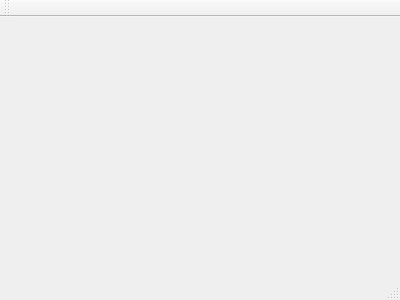
lemonchann/Qt-learn, file Qt5_cpp_learn/listwidgets/mainwindow.ui: the form before one commit.
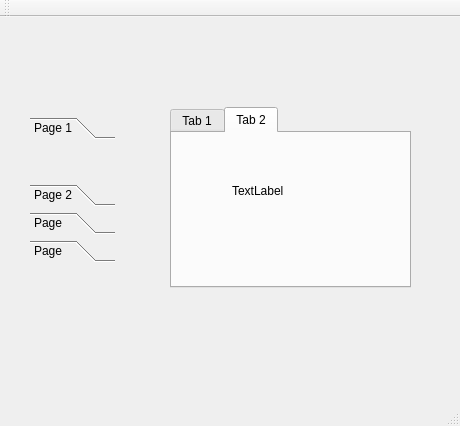
The form after the commit. The open tabs and pages were chosen to show the change.

```diff
--- a/Qt5_cpp_learn/listwidgets/mainwindow.ui
+++ b/Qt5_cpp_learn/listwidgets/mainwindow.ui
@@ -1,24 +1,125 @@
 <ui version="4.0">
  <class>MainWindow</class>
- <widget class="QMainWindow" name="MainWindow" >
-  <property name="geometry" >
+ <widget class="QMainWindow" name="MainWindow">
+  <property name="geometry">
    <rect>
     <x>0</x>
     <y>0</y>
-    <width>400</width>
-    <height>300</height>
+    <width>460</width>
+    <height>426</height>
    </rect>
   </property>
   <property name="windowTitle" >
    <string>MainWindow</string>
   </property>
-  <widget class="QMenuBar" name="menuBar" />
-  <widget class="QToolBar" name="mainToolBar" />
-  <widget class="QWidget" name="centralWidget" />
-  <widget class="QStatusBar" name="statusBar" />
+  <widget class="QWidget" name="centralWidget">
+   <widget class="QToolBox" name="toolBox">
+    <property name="geometry">
+     <rect>
+      <x>30</x>
+      <y>100</y>
+      <width>85</width>
+      <height>145</height>
+     </rect>
+    </property>
+    <property name="currentIndex">
+     <number>3</number>
+    </property>
+    <widget class="QWidget" name="page">
+     <property name="geometry">
+      <rect>
+       <x>0</x>
+       <y>0</y>
+       <width>85</width>
+       <height>25</height>
+      </rect>
+     </property>
+     <attribute name="label">
+      <string>Page 1</string>
+     </attribute>
+    </widget>
+    <widget class="QWidget" name="page_2">
+     <property name="geometry">
+      <rect>
+       <x>0</x>
+       <y>0</y>
+       <width>85</width>
+       <height>25</height>
+      </rect>
+     </property>
+     <attribute name="label">
+      <string>Page 2</string>
+     </attribute>
+    </widget>
+    <widget class="QWidget" name="page_3">
+     <attribute name="label">
+      <string>Page</string>
+     </attribute>
+    </widget>
+    <widget class="QWidget" name="page_4">
+     <attribute name="label">
+      <string>Page</string>
+     </attribute>
+    </widget>
+   </widget>
+   <widget class="QTabWidget" name="tabWidget">
+    <property name="geometry">
+     <rect>
+      <x>170</x>
+      <y>90</y>
+      <width>241</width>
+      <height>181</height>
+     </rect>
+    </property>
+    <property name="currentIndex">
+     <number>1</number>
+    </property>
+    <widget class="QWidget" name="tab">
+     <attribute name="title">
+      <string>Tab 1</string>
+     </attribute>
+    </widget>
+    <widget class="QWidget" name="tab_2">
+     <attribute name="title">
+      <string>Tab 2</string>
+     </attribute>
+     <widget class="QLabel" name="label">
+      <property name="geometry">
+       <rect>
+        <x>60</x>
+        <y>50</y>
+        <width>72</width>
+        <height>15</height>
+       </rect>
+      </property>
+      <property name="text">
+       <string>TextLabel</string>
+      </property>
+     </widget>
+    </widget>
+   </widget>
+  </widget>
+  <widget class="QMenuBar" name="menuBar">
+   <property name="geometry">
+    <rect>
+     <x>0</x>
+     <y>0</y>
+     <width>460</width>
+     <height>26</height>
+    </rect>
+   </property>
+  </widget>
+  <widget class="QToolBar" name="mainToolBar">
+   <attribute name="toolBarArea">
+    <enum>TopToolBarArea</enum>
+   </attribute>
+   <attribute name="toolBarBreak">
+    <bool>false</bool>
+   </attribute>
+  </widget>
+  <widget class="QStatusBar" name="statusBar"/>
  </widget>
- <layoutDefault spacing="6" margin="11" />
- <pixmapfunction></pixmapfunction>
+ <layoutdefault spacing="6" margin="11"/>
  <resources/>
  <connections/>
 </ui>
```
Left out of the diff: 3 changed lines with no effect on the pictures.
